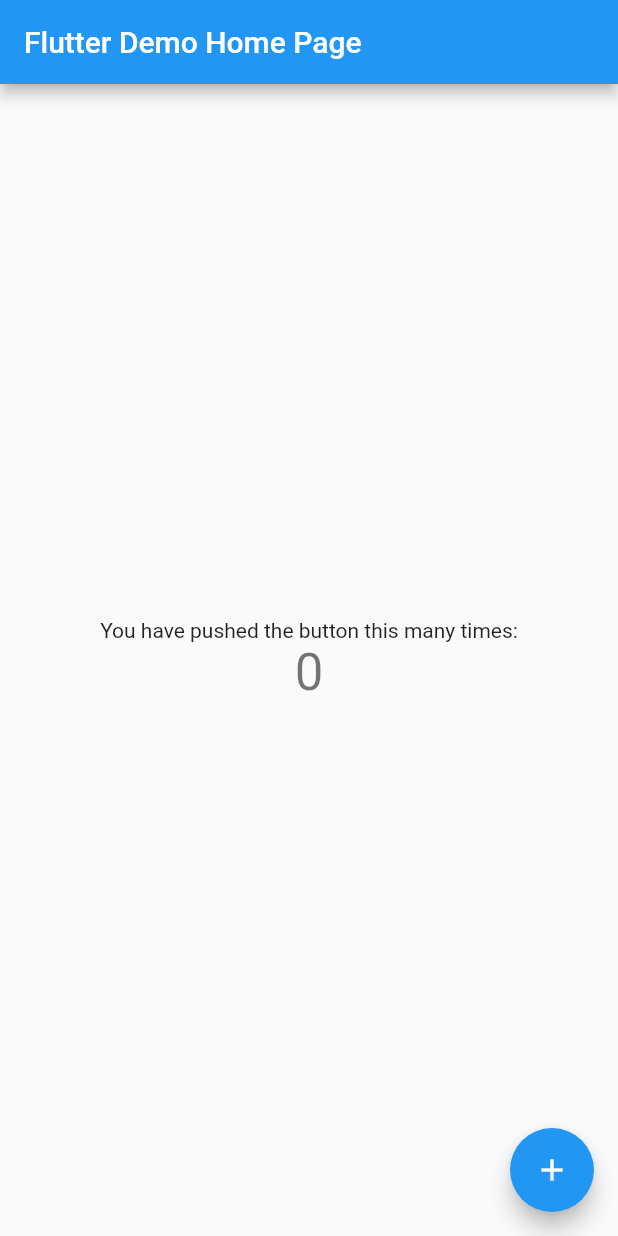
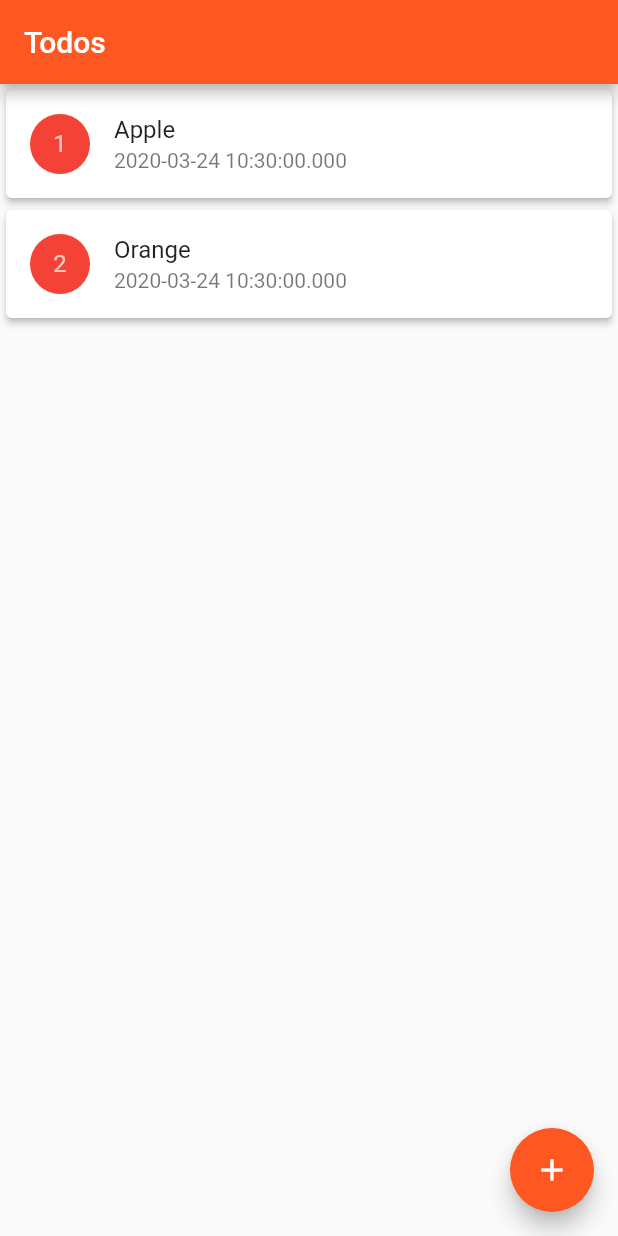
Before and after one commit to astudisho/flutter_navigation_sqflite, a Flutter app: the screen it shows after launch, on a phone screen of 412 x 824 dp. Run offline on Flutter 3.47's test engine with Material 2 defaults, Android fonts, the phone set to English and light mode, and no system bars; our stand-ins replace sqflite; accounts and stored records are empty.

Commit message:
ListView
-Added seeder for items
-Fix for Db property type and deserializer
-Fix GetData() function

```diff
--- a/lib/main.dart
+++ b/lib/main.dart
@@ -1,6 +1,7 @@
 import 'package:flutter/material.dart';
 import 'util/dbhelper.dart';
 import 'model/todo.dart';
+import 'screens/todoList.dart';
 
 void main() {
   runApp(MyApp());
@@ -10,50 +11,19 @@ class MyApp extends StatelessWidget {
   // This widget is the root of your application.
   @override
   Widget build(BuildContext context) {
-    List<Todo> todos = new List<Todo>();
-    DbHelper helper = DbHelper();
-
-    //helper.initializeDb().then((result) => helper.getTodos().then((value) => todos = value));
-    var res = helper.getCount().then((value) => value);
-    DateTime today = DateTime.now();
-
-    // Todo todo = Todo("Buy apples", 1, today.toString(), "Make sure they are good");
-    // var res2 = helper.insert(todo);
-
-    // todo = Todo("Buy apples", 1, today.toString(), "Make sure they are good");
-    // var res3 = helper.insert(todo);
 
     return MaterialApp(
-      title: 'Flutter Demo',
+      title: 'Todo list',
       theme: ThemeData(
-        // This is the theme of your application.
-        //
-        // Try running your application with "flutter run". You'll see the
-        // application has a blue toolbar. Then, without quitting the app, try
-        // changing the primarySwatch below to Colors.green and then invoke
-        // "hot reload" (press "r" in the console where you ran "flutter run",
-        // or simply save your changes to "hot reload" in a Flutter IDE).
-        // Notice that the counter didn't reset back to zero; the application
-        // is not restarted.
-        primarySwatch: Colors.blue,
+        primarySwatch: Colors.deepOrange,
       ),
-      home: MyHomePage(title: 'Flutter Demo Home Page'),
+      home: MyHomePage(title: 'Todos'),
     );
   }
 }
 
 class MyHomePage extends StatefulWidget {
   MyHomePage({Key key, this.title}) : super(key: key);
-
-  // This widget is the home page of your application. It is stateful, meaning
-  // that it has a State object (defined below) that contains fields that affect
-  // how it looks.
-
-  // This class is the configuration for the state. It holds the values (in this
-  // case the title) provided by the parent (in this case the App widget) and
-  // used by the build method of the State. Fields in a Widget subclass are
-  // always marked "final".
-
   final String title;
 
   @override
@@ -61,68 +31,15 @@ class MyHomePage extends StatefulWidget {
 }
 
 class _MyHomePageState extends State<MyHomePage> {
-  int _counter = 0;
-
-  void _incrementCounter() {
-    setState(() {
-      // This call to setState tells the Flutter framework that something has
-      // changed in this State, which causes it to rerun the build method below
-      // so that the display can reflect the updated values. If we changed
-      // _counter without calling setState(), then the build method would not be
-      // called again, and so nothing would appear to happen.
-      _counter++;
-    });
-  }
 
   @override
   Widget build(BuildContext context) {
-    // This method is rerun every time setState is called, for instance as done
-    // by the _incrementCounter method above.
-    //
-    // The Flutter framework has been optimized to make rerunning build methods
-    // fast, so that you can just rebuild anything that needs updating rather
-    // than having to individually change instances of widgets.
+
     return Scaffold(
-      appBar: AppBar(
-        // Here we take the value from the MyHomePage object that was created by
-        // the App.build method, and use it to set our appbar title.
-        title: Text(widget.title),
+      appBar: new AppBar(
+        title: new Text(widget.title),
       ),
-      body: Center(
-        // Center is a layout widget. It takes a single child and positions it
-        // in the middle of the parent.
-        child: Column(
-          // Column is also a layout widget. It takes a list of children and
-          // arranges them vertically. By default, it sizes itself to fit its
-          // children horizontally, and tries to be as tall as its parent.
-          //
-          // Invoke "debug painting" (press "p" in the console, choose the
-          // "Toggle Debug Paint" action from the Flutter Inspector in Android
-          // Studio, or the "Toggle Debug Paint" command in Visual Studio Code)
-          // to see the wireframe for each widget.
-          //
-          // Column has various properties to control how it sizes itself and
-          // how it positions its children. Here we use mainAxisAlignment to
-          // center the children vertically; the main axis here is the vertical
-          // axis because Columns are vertical (the cross axis would be
-          // horizontal).
-          mainAxisAlignment: MainAxisAlignment.center,
-          children: <Widget>[
-            Text(
-              'You have pushed the button this many times:',
-            ),
-            Text(
-              '$_counter',
-              style: Theme.of(context).textTheme.headline4,
-            ),
-          ],
-        ),
-      ),
-      floatingActionButton: FloatingActionButton(
-        onPressed: _incrementCounter,
-        tooltip: 'Increment',
-        child: Icon(Icons.add),
-      ), // This trailing comma makes auto-formatting nicer for build methods.
+      body: TodoList(),
     );
   }
 }
--- /dev/null
+++ b/lib/screens/todoList.dart
@@ -0,0 +1,110 @@
+import 'package:flutter/material.dart';
+
+import 'package:flutter_navigation_sqlite/model/todo.dart';
+import 'package:flutter_navigation_sqlite/util/dbhelper.dart';
+
+class TodoList extends StatefulWidget {
+  @override
+  State<StatefulWidget> createState() => TodoListState();
+}
+
+class TodoListState extends State<TodoList> {
+  DbHelper _helper = new DbHelper();
+  List<Todo> _todoList;
+  int _count = 0;
+
+  @override
+  Widget build(BuildContext context) {
+    if (_todoList == null || _todoList.length <= 0) {
+      _todoList = new List<Todo>();
+      getData();
+    }
+    return Scaffold(
+      body: todoListItems(),
+      floatingActionButton: FloatingActionButton(
+        onPressed: null,
+        tooltip: "Add todo",
+        child: new Icon(Icons.add),
+      ),
+    );
+  }
+
+  ListView todoListItems() {
+    return ListView.builder(
+      itemCount: _todoList.length,
+      itemBuilder: (BuildContext context, int index) {
+        return Card(
+          color: Colors.white,
+          elevation: 2.0,
+          child: ListTile(
+            leading: CircleAvatar(
+              backgroundColor: Colors.red,
+              child: Text(this._todoList[index].id.toString()),
+            ),
+            title: Text(this._todoList[index].title.toString()),
+            subtitle: Text(this._todoList[index].date.toString()),
+            onTap: () {
+              debugPrint(this._todoList[index].id.toString());
+            },
+          ),
+        );
+      },
+    );
+  }
+
+  void getData() async {
+    // final dbFuture = _helper.initializeDb();
+    // dbFuture.then((result) {
+    //   final todosFuture = _helper.getTodos();
+    //   todosFuture.then((result) {
+    //     List<Todo> todoList = new List<Todo>();
+    //     _count = result.length;
+
+    //     //for (final obj in result) {
+    //     for (int i = 0; i < _count; i++){
+    //       var aux = Todo.fromObject(result[i]);
+    //       todoList.add(aux);
+    //       debugPrint(result[i].title);
+    //     }
+    //     setState(() {
+    //       this._todoList = todoList;
+    //       this._count = _count;
+    //     });
+    //     debugPrint("Items: " + _count.toString());
+    //   });
+    // });
+    final db = await _helper.initializeDb();
+
+    var todos = await _helper.getTodos();
+    List<Todo> todoList = new List<Todo>();
+    _count = todos.length;
+
+    if(_count <= 0){
+      _seedData();
+    }
+
+
+    for(int i = 0; i < _count; i++){
+      var aux = Todo.fromObject(todos[i]);
+      todoList.add(aux);
+      debugPrint(aux.title);
+    }
+    setState(() {
+      this._todoList = todoList;
+      this._count = _count;
+    });
+  }
+
+  void _seedData() async{
+      var now= new DateTime.now();
+    List<Todo> toInserList = <Todo>[
+      new Todo("Apple",0, now.toString(), "Check all are goods"),
+      new Todo("Orange",1, now.toString(), "Check all are goods"),
+    ];
+
+    for(final todo in toInserList){
+      var index = await _helper.insert(todo);
+      //debugPrint("Inserted " + todo.title);
+    }
+  }
+}
--- a/lib/util/dbhelper.dart
+++ b/lib/util/dbhelper.dart
@@ -27,7 +27,7 @@ class DbHelper{
     String path = dir.path + "todos.db";
     // var dbTodos = await openDatabase(path, version: 1, onCreate: _createDb);
     // return dbTodos;
-    return openDatabase(path, version: 1, onCreate: _createDb);
+    return openDatabase(path, version: 2, onCreate: _createDb);
   }
 
   void _createDb(Database db, int newVersion) async {
@@ -36,7 +36,7 @@ class DbHelper{
         $colId INTEGER PRIMARY KEY,
         $colTitle TEXT,
         $colDescription TEXT,
-        $colPriority TEXT,
+        $colPriority INTEGER,
         $colDate TEXT
         )'''
       //"CREATE TABLE $tblTodo($colId INTEGER PRIMARY KEY, $colTitle TEXT,$colDescription TEXT,$colPriority TEXT,$colDate TEXT)"
```
